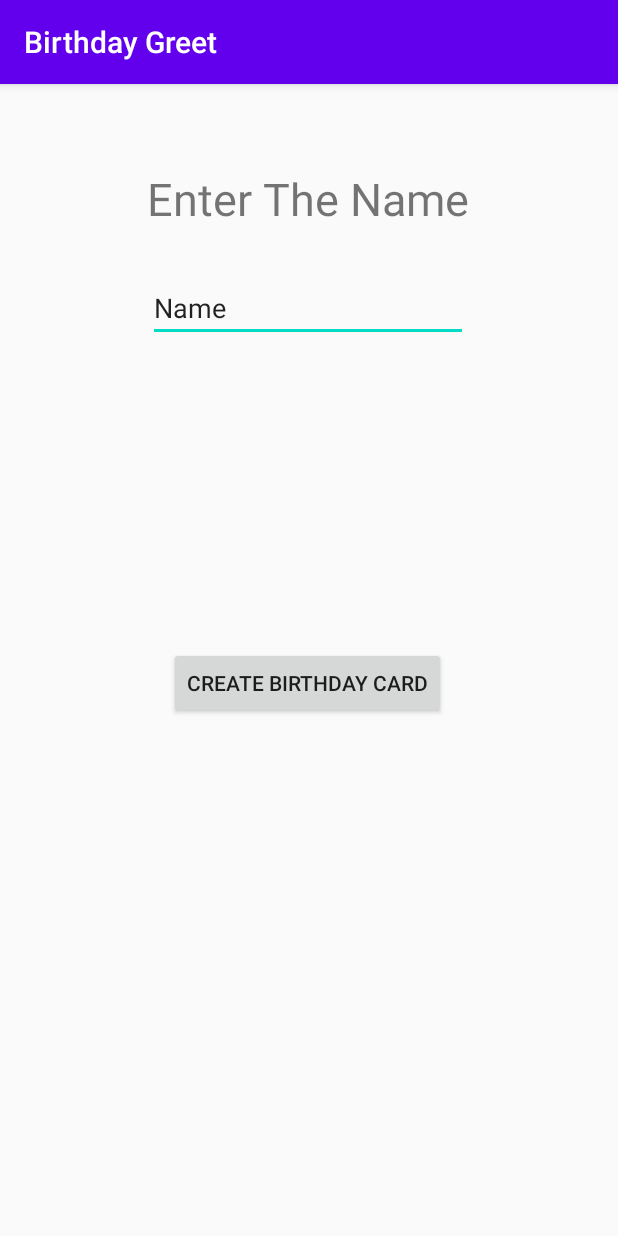
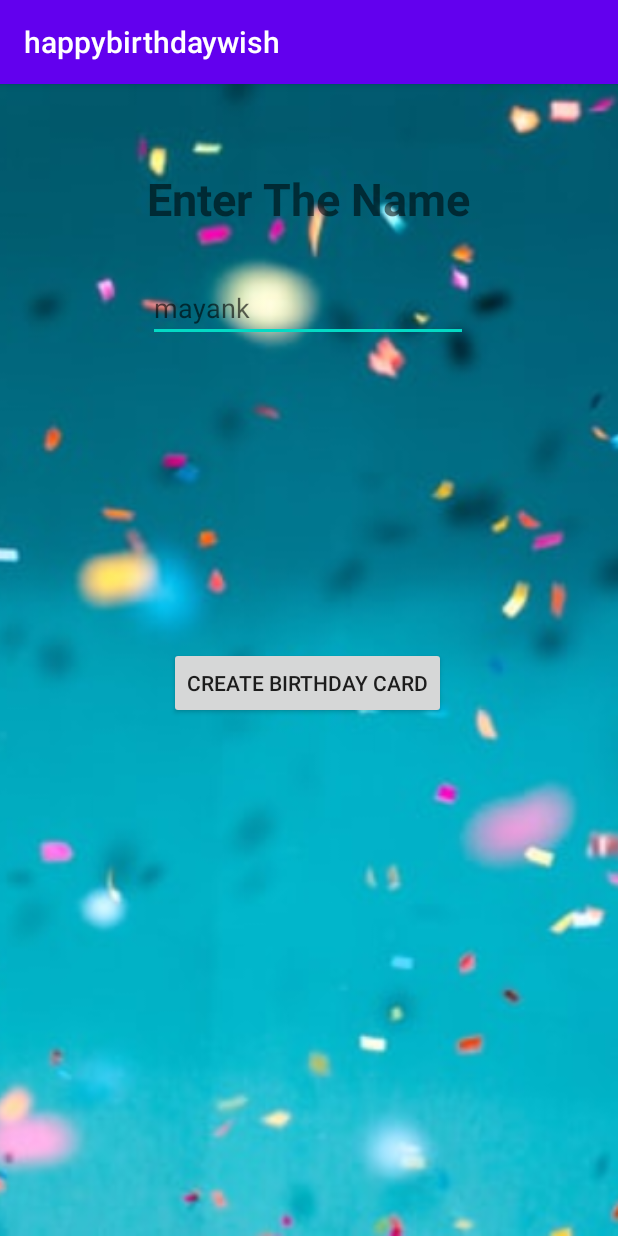
Before and after one commit to mayank-garg-depug/Birthday-greeting-card, an Android app: the screen it shows after launch (MainActivity), on a phone screen of 412 x 824 dp. Run offline under Robolectric (Android 15) with nearby library versions, the phone set to English and light mode, and no system bars.

Commit message:
Add files via upload

```diff
--- a/src/main/AndroidManifest.xml
+++ b/src/main/AndroidManifest.xml
@@ -1,6 +1,6 @@
 <?xml version="1.0" encoding="utf-8"?>
 <manifest xmlns:android="http://schemas.android.com/apk/res/android"
-    package="com.example.birthdaygreet">
+    package="com.example.happybirthdaywish">
 
     <application
         android:allowBackup="true"
@@ -16,6 +16,8 @@
                 <category android:name="android.intent.category.LAUNCHER" />
             </intent-filter>
         </activity>
+        <activity android:name=".BirthdayGreetingActivity"></activity>
+
     </application>
 
 </manifest>
--- /dev/null
+++ b/src/main/java/com/example/happybirthdaywish/MainActivity.kt
@@ -0,0 +1,24 @@
+package com.example.happybirthdaywish
+
+import android.content.Intent
+import androidx.appcompat.app.AppCompatActivity
+import android.os.Bundle
+import android.os.Parcel
+import android.os.Parcelable
+import android.view.View
+import kotlinx.android.synthetic.main.activity_main.*
+
+class MainActivity() : AppCompatActivity() {
+
+    override fun onCreate(savedInstanceState: Bundle?) {
+            super.onCreate(savedInstanceState)
+            setContentView(R.layout.activity_main)
+    }
+
+        fun createdBirthdayCard(view: View) {
+            val name = nameInput.editableText.toString()
+            val intent = Intent(  this, BirthdayGreetingActivity::class.java )
+           intent.putExtra(BirthdayGreetingActivity.NAME_EXTRA, name)
+            startActivity(intent)
+        }
+}
--- a/src/main/res/layout/activity_main.xml
+++ b/src/main/res/layout/activity_main.xml
@@ -4,15 +4,20 @@
     xmlns:tools="http://schemas.android.com/tools"
     android:layout_width="match_parent"
     android:layout_height="match_parent"
+
     tools:context=".MainActivity">
-
-
+    <ImageView
+        android:layout_width="match_parent"
+        android:layout_height="match_parent"
+        android:src="@drawable/entrance"
+        android:scaleType="centerCrop"/>
     <TextView
         android:id="@+id/helperMessage"
         android:layout_width="wrap_content"
         android:layout_height="wrap_content"
         android:layout_marginTop="56dp"
         android:text="Enter The Name"
+        android:textStyle="bold"
         android:textSize="30sp"
         app:layout_constraintBottom_toTopOf="@+id/nameInput"
         app:layout_constraintEnd_toEndOf="parent"
@@ -25,28 +30,29 @@
         android:id="@+id/nameInput"
         android:layout_width="wrap_content"
         android:layout_height="wrap_content"
+        android:layout_marginTop="30dp"
         android:ems="10"
+        android:hint="mayank"
+
         android:inputType="textPersonName"
+        android:selectAllOnFocus="true"
+        android:singleLine="true"
 
-        android:text="Name"
-        app:layout_constraintTop_toBottomOf="@+id/helperMessage"
-        android:layout_marginTop="30dp"
         app:layout_constraintEnd_toEndOf="parent"
         app:layout_constraintHorizontal_bias="0.497"
         app:layout_constraintStart_toStartOf="parent"
-        tools:layout_editor_absoluteY="103dp" />
-
+        app:layout_constraintTop_toBottomOf="@+id/helperMessage" />
     <Button
         android:id="@+id/button"
         android:layout_width="wrap_content"
         android:layout_height="wrap_content"
         android:text="CREATE BIRTHDAY CARD"
         android:layout_marginTop="60dp"
+        android:onClick="createdBirthdayCard"
         app:layout_constraintBottom_toBottomOf="parent"
         app:layout_constraintEnd_toEndOf="parent"
         app:layout_constraintHorizontal_bias="0.497"
         app:layout_constraintStart_toStartOf="parent"
         app:layout_constraintTop_toBottomOf="@+id/nameInput"
         app:layout_constraintVertical_bias="0.294" />
-
 </androidx.constraintlayout.widget.ConstraintLayout>
--- a/src/main/res/values/strings.xml
+++ b/src/main/res/values/strings.xml
@@ -1,3 +1,3 @@
 <resources>
-    <string name="app_name">Birthday Greet</string>
+    <string name="app_name">happybirthdaywish</string>
 </resources>
```
Also changed, not shown: src/main/java/com/example/happybirthdaywish/BirthdayGreetingActivity.kt (added, +17 -0 lines), src/main/res/layout/activity_birthday_greeting.xml (added, +32 -0 lines), src/main/res/drawable/cake.jpg (added), src/main/res/drawable/entrance.jpg (added), 2 other files.
